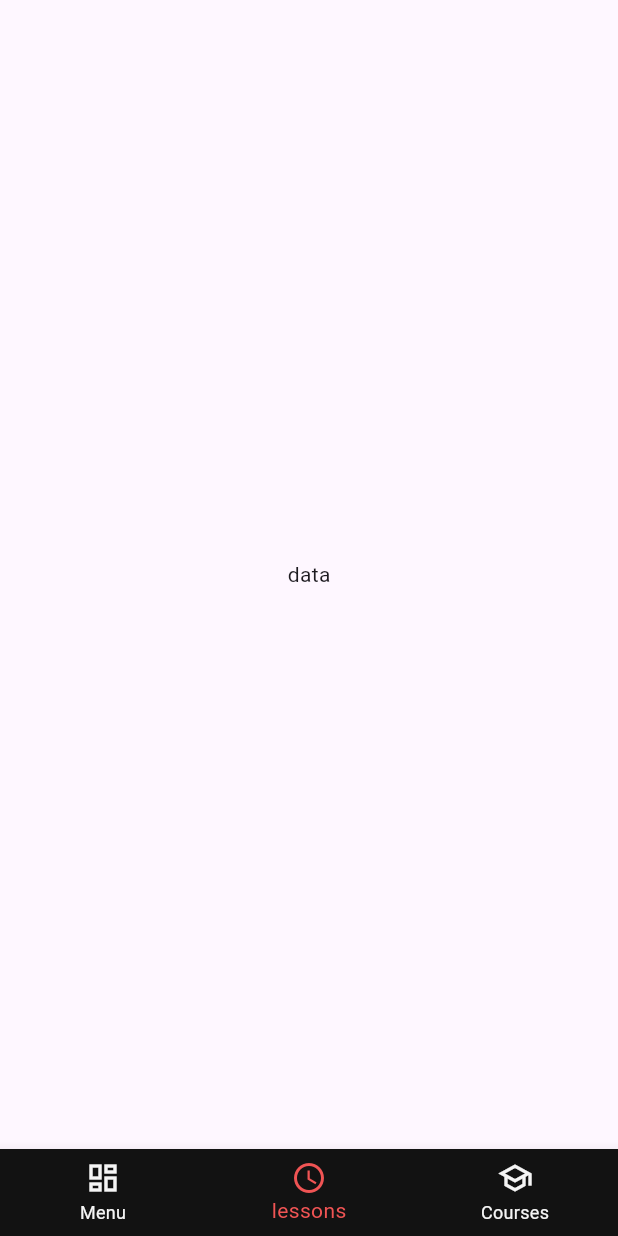
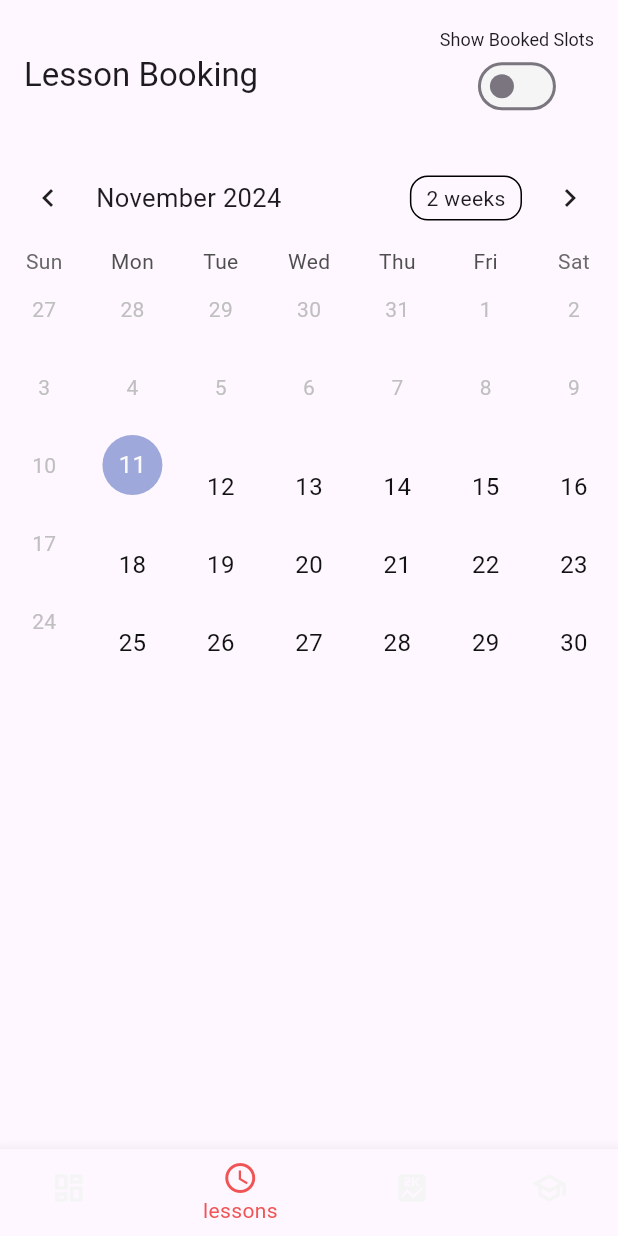
Before and after one commit to PingOfDeathSA/drivingSchoolMobileApp, a Flutter app: the screen it shows after launch, item 2 of the bottom bar chosen, on a phone screen of 412 x 824 dp. Run offline on Flutter 3.47's test engine with Material 3 defaults, Android fonts, the phone set to English and light mode, and no system bars; drawn by our look-alikes of table_calendar; our stand-ins replace card_swiper.

Commit message:
booking calender added
booking calender added

```diff
--- a/driving_school_mobile_app/lib/backend/data.dart
+++ b/driving_school_mobile_app/lib/backend/data.dart
@@ -42,3 +42,52 @@ List<dynamic> packages = [
     'description': 'This package includes 20 lessons and a code 14 license',
   }
 ];
+
+// Map of time slots to driving schools
+Map<String, String> drivingSchools = {
+  '8:00': '522 Tembisa Ivory Driving School',
+  '9:00': '522 Tembisa Ivory Driving School',
+  '10:00': '522 Pretoria Driving School',
+  '11:00': '522 Pretoria Driving School',
+  '12:00': '522 Pretoria Driving School',
+  '13:00': '522 Pretoria Driving School',
+  '14:00': '522 Pretoria Driving School',
+  '15:00': '522 Pretoria Driving School',
+};
+// Dummy data list for lessons
+List<Map<String, dynamic>> generateDummyLessonsData() {
+  List<Map<String, dynamic>> lessonsDate = [];
+  DateTime baseDate =
+      DateTime.now(); // Starting date is today (ensuring future dates)
+  List<String> locations = ["Johannesburg", "Thembisa", "Pretoria", "Soweto"];
+  List<String> instructors = [
+    "Mr. John Doe",
+    "Ms. Jane Smith",
+    "Mr. Adam Brown"
+  ];
+
+  for (int i = 0; i < 10; i++) {
+    DateTime lessonDate = baseDate
+        .add(Duration(days: i + 1)); // Ensure at least 1 day in the future
+    if (lessonDate.isBefore(DateTime.now()))
+      continue; // Skip if the generated date is in the past
+
+    String formattedDate =
+        '${lessonDate.year}-${lessonDate.month.toString().padLeft(2, '0')}-${lessonDate.day.toString().padLeft(2, '0')}';
+    String time = '${8 + (i % 8)}:00';
+
+    lessonsDate.add({
+      'lessons': '${9 + i}',
+      'date': formattedDate,
+      'time': time,
+      'status': 'pending',
+      'instructor': instructors[i % instructors.length],
+      'course': 'code ${(10 + i % 5)}',
+      'duration': '1 hour',
+      'location': locations[i % locations.length],
+      'student': 'Student ${i + 1}',
+    });
+  }
+
+  return lessonsDate;
+}
--- a/driving_school_mobile_app/lib/colors.dart
+++ b/driving_school_mobile_app/lib/colors.dart
@@ -5,3 +5,4 @@ const lightgray = Color(0xFFF5F5F5);
 const customblack = Color(0xFF121212);
 const redcolor = Color(0xFFF05454);
 const bluecolor = Color(0xFF30475E);
+const greenColor = Color(0xFF6A9C89);
--- a/driving_school_mobile_app/lib/navigator  menu/nav.dart
+++ b/driving_school_mobile_app/lib/navigator  menu/nav.dart
@@ -19,7 +19,8 @@ class _BottomNavigationBarExampleState
       TextStyle(fontSize: 30, fontWeight: FontWeight.bold);
   static List<Widget> _widgetOptions = <Widget>[
     Dashboardpage(),
-   Text('data'),
+    BookingCalendar(),
+    BookingCalendar(),
     Text(
       'Index 2: School',
       style: optionStyle,
@@ -41,7 +42,7 @@ class _BottomNavigationBarExampleState
       bottomNavigationBar: BottomNavigationBar(
         backgroundColor: customblack,
         unselectedItemColor: lightgray,
-        items: const <BottomNavigationBarItem>[
+        items: <BottomNavigationBarItem>[
           BottomNavigationBarItem(
             icon: Icon(Icons.dashboard_outlined),
             label: 'Menu',
@@ -49,6 +50,10 @@ class _BottomNavigationBarExampleState
           BottomNavigationBarItem(
             icon: Icon(Icons.schedule_outlined),
             label: 'lessons',
+          ),
+          BottomNavigationBarItem(
+            icon: Icon(Icons.score),
+            label: 'Progress',
           ),
           BottomNavigationBarItem(
             icon: Icon(Icons.school_outlined),
--- a/driving_school_mobile_app/lib/pages/learsons.dart
+++ b/driving_school_mobile_app/lib/pages/learsons.dart
@@ -0,0 +1,305 @@
+import 'package:driving_school_mobile_app/backend/data.dart';
+import 'package:driving_school_mobile_app/colors.dart';
+import 'package:flutter/material.dart';
+import 'package:table_calendar/table_calendar.dart';
+
+class BookingCalendar extends StatefulWidget {
+  @override
+  _BookingCalendarState createState() => _BookingCalendarState();
+}
+
+class _BookingCalendarState extends State<BookingCalendar> {
+  TextEditingController textEditingController = TextEditingController();
+  DateTime _focusedDay = DateTime.now();
+  DateTime? _selectedDay;
+  List<dynamic> lessonsDate = generateDummyLessonsData();
+  Map<String, List<String>> bookedSlotsByDate = {};
+  late String selectedValue = '';
+  late bool showBookedAndAvailableSlots = false;
+
+  List<String> disabledDays = [
+    'Sunday',
+  ];
+
+  @override
+  void initState() {
+    super.initState();
+    _initializeBookedSlots();
+  }
+
+  void _initializeBookedSlots() {
+    for (var lesson in lessonsDate) {
+      String date = lesson['date'];
+      String time = lesson['time'];
+
+      if (bookedSlotsByDate.containsKey(date)) {
+        bookedSlotsByDate[date]!.add(time);
+      } else {
+        bookedSlotsByDate[date] = [time];
+      }
+    }
+  }
+
+  int _getAvailableSlotsCount(String date) {
+    const int totalSlots = 8; // Slots from 8 AM to 3 PM
+    if (bookedSlotsByDate.containsKey(date)) {
+      return totalSlots - (bookedSlotsByDate[date]?.length ?? 0);
+    }
+    return totalSlots;
+  }
+
+  bool _isDayDisabled(DateTime day) {
+    // Check if the current day is in the disabledDays list
+    return disabledDays
+        .contains(day.weekday == DateTime.sunday ? 'Sunday' : '');
+  }
+
+  @override
+  Widget build(BuildContext context) {
+    return Scaffold(
+      appBar: AppBar(
+        toolbarHeight: 100,
+        title: Column(
+          children: [
+            Row(
+              mainAxisAlignment: MainAxisAlignment.spaceBetween,
+              children: [
+                Text('Lesson Booking'),
+                Column(
+                  children: [
+                    Text(
+                      'Show Booked Slots',
+                      style: TextStyle(fontSize: 12),
+                    ),
+                    Switch(
+                        inactiveTrackColor: lightgray,
+                        activeColor: customblack,
+                        value: showBookedAndAvailableSlots,
+                        onChanged: (bool value) {
+                          setState(() {
+                            showBookedAndAvailableSlots = value;
+                          });
+                        }),
+                  ],
+                )
+              ],
+            ),
+          ],
+        ),
+      ),
+      body: Column(
+        children: [
+          TableCalendar(
+            firstDay: DateTime.now(), // Disable past dates
+            lastDay: DateTime.utc(2030, 12, 31),
+            focusedDay: _focusedDay,
+            selectedDayPredicate: (day) {
+              return isSameDay(_selectedDay, day);
+            },
+            onDaySelected: (selectedDay, focusedDay) {
+              setState(() {
+                _selectedDay = selectedDay;
+                _focusedDay = focusedDay;
+              });
+            },
+            enabledDayPredicate: (day) {
+              // Disable days based on the list of disabled days
+              return !_isDayDisabled(day); // Return false for disabled days
+            },
+            calendarBuilders: CalendarBuilders(
+              defaultBuilder: (context, day, focusedDay) {
+                String dayStr = day.toIso8601String().split('T')[0];
+                bool isBooked = bookedSlotsByDate.containsKey(dayStr);
+                int availableSlots = _getAvailableSlotsCount(dayStr);
+
+                return Stack(
+                  alignment: Alignment.center,
+                  children: [
+                    Positioned(
+                      top: 10,
+                      right: 0,
+                      child: showBookedAndAvailableSlots == true
+                          ? Container(
+                              padding: EdgeInsets.all(2.0),
+                              decoration: BoxDecoration(
+                                color:
+                                    availableSlots < 8 ? redcolor : greenColor,
+                                borderRadius: BorderRadius.circular(50),
+                              ),
+                              child: Text(
+                                '$availableSlots',
+                                style: TextStyle(
+                                    color: Colors.white, fontSize: 12),
+                              ),
+                            )
+                          : Text(''),
+                    ),
+                    Positioned(
+                      bottom: 0,
+                      child: Text(
+                        '${day.day}',
+                        style: TextStyle(
+                          fontSize: 16,
+                          color: showBookedAndAvailableSlots == true
+                              ? isBooked
+                                  ? redcolor
+                                  : customblack
+                              : customblack,
+                          fontWeight: FontWeight.normal,
+                        ),
+                      ),
+                    ),
+                  ],
+                );
+              },
+            ),
+          ),
+          if (_selectedDay != null &&
+              _selectedDay!.isAfter(DateTime.now())) ...[
+            Padding(
+              padding: const EdgeInsets.all(8.0),
+              child: Column(
+                mainAxisAlignment: MainAxisAlignment.center,
+                crossAxisAlignment: CrossAxisAlignment.center,
+                children: [
+                  SizedBox(height: 10),
+                  Container(
+                    width: double.infinity,
+                    decoration: BoxDecoration(
+                      color: customblack,
+                      borderRadius: BorderRadius.circular(20),
+                    ),
+                    height: 50,
+                    child: Center(
+                      child: Text(
+                        textAlign: TextAlign.center,
+                        'Select a Time Slot for ${_selectedDay!.toLocal().toIso8601String().split("T")[0]}',
+                        style: TextStyle(color: lightgray),
+                      ),
+                    ),
+                  ),
+                ],
+              ),
+            ),
+            Expanded(
+              child: ListView.builder(
+                itemCount: 8,
+                itemBuilder: (context, index) {
+                  final timeSlot = '${8 + index}:00';
+                  String selectedDateStr =
+                      _selectedDay!.toIso8601String().split('T')[0];
+                  bool isBooked =
+                      bookedSlotsByDate[selectedDateStr]?.contains(timeSlot) ??
+                          false;
+
+                  return ListTile(
+                    tileColor: isBooked ? lightgray : Colors.white,
+                    title: Column(
+                      mainAxisAlignment: MainAxisAlignment.start,
+                      crossAxisAlignment: CrossAxisAlignment.start,
+                      children: [
+                        Text('$timeSlot - ${8 + index + 1}:00'),
+                        if (drivingSchools.containsKey(timeSlot))
+                          Text(drivingSchools[timeSlot]!),
+                      ],
+                    ),
+                    trailing: isBooked
+                        ? Icon(Icons.event_busy_outlined, color: redcolor)
+                        : Icon(
+                            Icons.event_available,
+                            color: greenColor,
+                          ),
+                    enabled: !isBooked,
+                    onTap: isBooked
+                        ? null
+                        : () {
+                            _showBuyNowModal('$timeSlot - ${8 + index + 1}:00');
+                          },
+                  );
+                },
+              ),
+            )
+          ] else if (_selectedDay != null &&
+              _selectedDay!.isBefore(DateTime.now())) ...[
+            Padding(
+              padding: const EdgeInsets.all(8.0),
+              child: Text(
+                "You cannot book lessons for past dates.",
+                style: TextStyle(color: Colors.red),
+              ),
+            ),
+          ]
+        ],
+      ),
+    );
+  }
+
+  void _showBuyNowModal(String timeSlot) {
+    showModalBottomSheet(
+      context: context,
+      shape: RoundedRectangleBorder(
+        borderRadius: BorderRadius.vertical(top: Radius.circular(25.0)),
+      ),
+      builder: (BuildContext context) {
+        return Container(
+          padding: EdgeInsets.all(16.0),
+          height: 300, // Adjusted height
+          child: Column(
+            mainAxisAlignment: MainAxisAlignment.center,
+            children: [
+              Text(
+                'Confirm Booking',
+                style: TextStyle(fontSize: 18, fontWeight: FontWeight.bold),
+              ),
+              SizedBox(height: 20),
+              SelectableText(
+                textAlign: TextAlign.center,
+                'Do you want to book a lesson for ${_selectedDay!.toLocal().toIso8601String().split("T")[0]} at $timeSlot?',
+              ),
+              if (drivingSchools.containsKey(timeSlot.split(' - ')[0]))
+                Text(drivingSchools[timeSlot.split(' - ')[0]]!),
+              SizedBox(height: 20),
+              Row(
+                mainAxisAlignment: MainAxisAlignment.spaceAround,
+                children: [
+                  GestureDetector(
+                    onTap: () {
+                      Navigator.pop(context);
+                    },
+                    child: Container(
+                      padding: EdgeInsets.all(10),
+                      decoration: BoxDecoration(
+                        color: customblack,
+                        borderRadius: BorderRadius.circular(15),
+                      ),
+                      child: Text(
+                        'Confirm',
+                        style: TextStyle(color: lightgray),
+                      ),
+                    ),
+                  ),
+                  GestureDetector(
+                    onTap: () {
+                      Navigator.pop(context);
+                    },
+                    child: Container(
+                      padding: EdgeInsets.all(10),
+                      decoration: BoxDecoration(
+                        color: lightgray,
+                        borderRadius: BorderRadius.circular(15),
+                      ),
+                      child: Text(
+                        'Cancel',
+                        style: TextStyle(color: redcolor),
+                      ),
+                    ),
+                  ),
+                ],
+              ),
+            ],
+          ),
+        );
+      },
+    );
+  }
+}
--- a/driving_school_mobile_app/pubspec.yaml
+++ b/driving_school_mobile_app/pubspec.yaml
@@ -37,6 +37,8 @@ dependencies:
   cupertino_icons: ^1.0.8
   card_swiper: ^3.0.1
   table_calendar: ^3.1.2
+  dropdown_button2: ^2.3.9
+  curved_navigation_bar: ^1.0.6
 
 
 dev_dependencies:
```
Also changed, not shown: driving_school_mobile_app/pubspec.lock.
